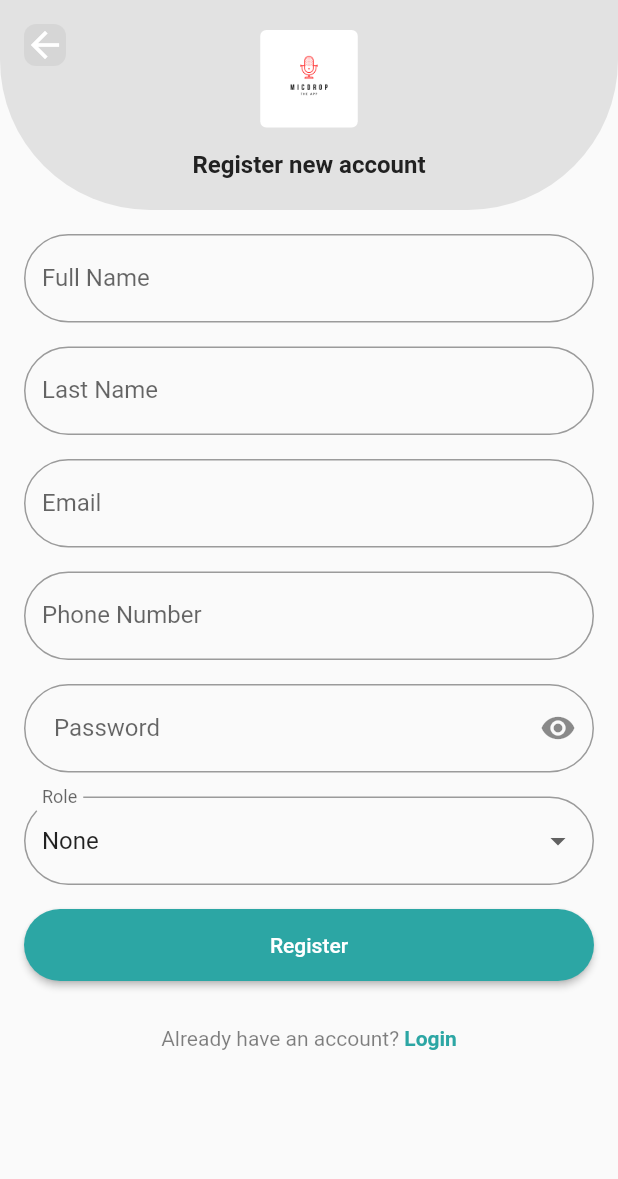
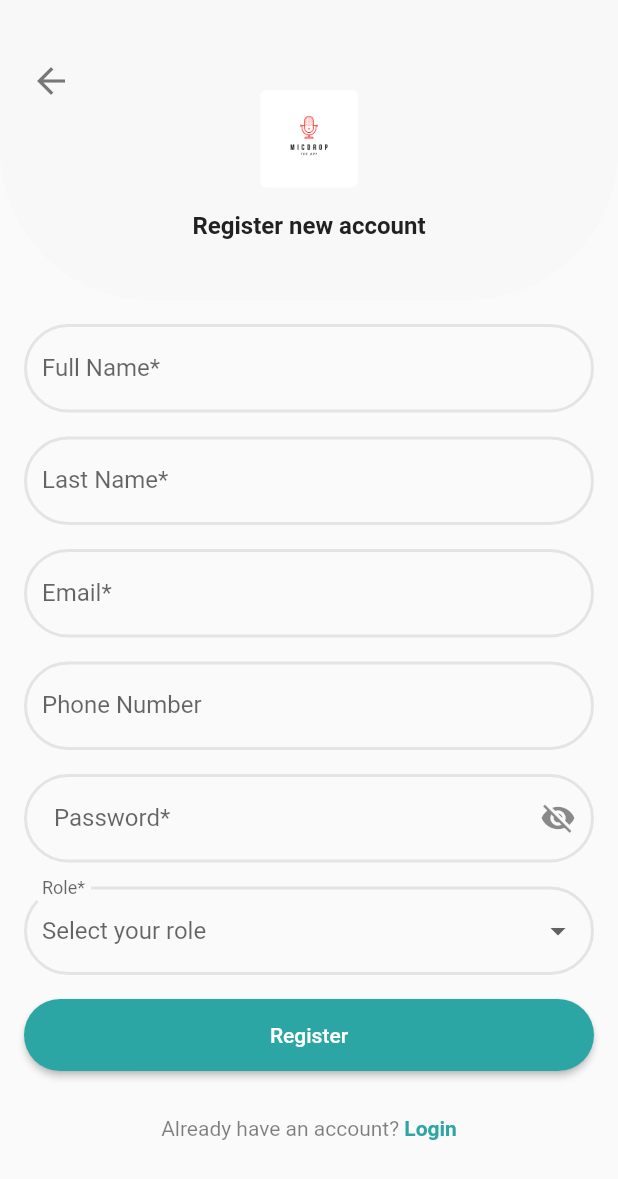
Before and after one commit to MuhannadAljabri/SpeakIQ, a Flutter app: the screen it shows after launch, after a tap on "Register", on a phone screen of 412 x 824 dp. Shown: the top 1179 px of the screen. Run offline on Flutter 3.47's test engine with Material 2 defaults, Android fonts, the phone set to English and light mode, and no system bars; our stand-ins replace firebase_auth, firebase_core, flutter_svg; accounts and stored records are empty; Roboto replaces fonts that are missing (Poppins).

Commit message:
Modified design

```diff
--- a/lib/Screens/UserSignup.dart
+++ b/lib/Screens/UserSignup.dart
@@ -1,4 +1,6 @@
 import 'package:flutter/material.dart';
+import 'package:flutter_svg/flutter_svg.dart';
+import 'package:speak_iq/Screens/login.dart';
 
 class UserSignup extends StatefulWidget {
   const UserSignup({Key? key}) : super(key: key);
@@ -9,9 +11,10 @@ class UserSignup extends StatefulWidget {
 
 class _UserSignupState extends State<UserSignup> {
 
-  List<String> roles = ['None', 'Event Planner', 'Speaker', 'Others']; // Add your role options here
+  List<String> roles = ['Event Planner', 'Speaker', 'Other']; // Add your role options here
   String selectedRole = 'None'; // Set a default role
   bool passwordVisible = true;
+  Color primaryColor = const Color.fromRGBO(206, 206, 206, 0.5);
 
   // Declare controllers for each text field
   TextEditingController fullNameController = TextEditingController();
@@ -31,31 +34,25 @@ class _UserSignupState extends State<UserSignup> {
             children: [
               // Header (Logo, Text, Back Button, background)
               Stack(
+          //alignment: Alignment.center,
           children: [
             Container(
-                    height: 140,
-                    decoration: BoxDecoration(
-                      color: Color.fromARGB(124, 201, 201, 201),
+              height: 200,
+              decoration: const BoxDecoration(
+                color: Color.fromRGBO(0, 0, 0, 0),
                 borderRadius: BorderRadius.only(
                   bottomLeft: Radius.circular(100),
                   bottomRight: Radius.circular(100),
                 ),
               ),
-                  ),
-                  Container(
-                    width: 28, // Adjust the width to fit the IconButton
-                    height: 28, // Adjust the height to fit the IconButton
-                    margin: EdgeInsets.only(left: 16, top: 16),
-                    decoration: ShapeDecoration(
-                      color: Colors.black.withOpacity(0.05),
-                      shape: RoundedRectangleBorder(borderRadius: BorderRadius.circular(8)),
-                    ),
-                    child: IconButton(
-                      padding: EdgeInsets.zero,
+              child:
+            IconButton(
+              alignment: Alignment.topLeft,
+                      padding: EdgeInsets.only(left: 20, top: 40),
                       iconSize: 28,
                       icon: const Icon(
                         Icons.arrow_back,
-                        color: Colors.white,
+                        color: Colors.black,
                       ),
                       onPressed: () {
                         // Navigate back to the previous screen
@@ -63,11 +60,32 @@ class _UserSignupState extends State<UserSignup> {
                       },
                     ),
                   ),
-
+            Container(
+              height: 200,
+              decoration: const BoxDecoration(
+                color: Color.fromARGB(124, 245, 245, 245),
+                borderRadius: BorderRadius.only(
+                  bottomLeft: Radius.circular(100),
+                  bottomRight: Radius.circular(100),
+                ),
+              ),
+              child: Column(
+                mainAxisAlignment: MainAxisAlignment.center,
+                children:[
                 Container(
                 alignment: Alignment.center,
-                    padding: const EdgeInsets.only(top: 100),
-                    child: Text(
+              margin: EdgeInsets.only(top: 20),
+              child: Container(
+                width: 65,
+                height: 65,
+                child: ClipRRect(
+                  borderRadius: BorderRadius.circular(4),
+                  child: const Image(image: AssetImage('assets/MicDropLogoMain.png')),
+                ),
+              ),
+            ),
+            const SizedBox(height: 16),
+              const Text(
                 'Register new account',
                 textAlign: TextAlign.center,
                 style: TextStyle(
@@ -76,21 +94,12 @@ class _UserSignupState extends State<UserSignup> {
                   fontFamily: 'Poppins',
                   fontWeight: FontWeight.w700,
                   height: 0,
-                      ),
-                    ),
-                  ),
-                  Container(
-                    alignment: Alignment.center,
-                    margin: EdgeInsets.only(top: 20),
-                    child: Container(
-                      width: 65,
-                      height: 65,
-                      child: ClipRRect(
-                        borderRadius: BorderRadius.circular(4),
-                        child: Image(image: AssetImage('assets/MicDropLogoMain.png')),
-                      ),
-                    ),
-                  ),
+                ),),
+
+          ]),),
+
+
+
           ],
         ),
               // Name Text Field
@@ -101,7 +110,15 @@ class _UserSignupState extends State<UserSignup> {
                   child: TextField(
                     controller: fullNameController,
                     decoration: InputDecoration(
-                      labelText: 'Full Name',
+                      enabledBorder: OutlineInputBorder(
+                      borderSide: BorderSide(width: 2.0, color: Color.fromRGBO(206, 206, 206, 0.5)),
+                      borderRadius: BorderRadius.circular(50.0),
+                    ),
+                     focusedBorder: OutlineInputBorder(
+                      borderSide: BorderSide(width: 2.0, color: Color.fromRGBO(206, 206, 206, 0.5)),
+                      borderRadius: BorderRadius.circular(50.0),
+                     ),
+                      labelText: 'Full Name*',
                       hintText: 'Enter your full name',
                       //prefixText: prefixText,
                       border: OutlineInputBorder(
@@ -119,7 +136,15 @@ class _UserSignupState extends State<UserSignup> {
                   child: TextField(
                     controller: lastNameController,
                     decoration: InputDecoration(
-                      labelText: 'Last Name',
+                      enabledBorder: OutlineInputBorder(
+                      borderSide: BorderSide(width: 2.0, color: Color.fromRGBO(206, 206, 206, 0.5)),
+                      borderRadius: BorderRadius.circular(50.0),
+                    ),
+                     focusedBorder: OutlineInputBorder(
+                      borderSide: BorderSide(width: 2.0, color: Color.fromRGBO(206, 206, 206, 0.5)),
+                      borderRadius: BorderRadius.circular(50.0),
+                     ),
+                      labelText: 'Last Name*',
                       hintText: 'Enter your last name',
                       //prefixText: prefixText,
                       border: OutlineInputBorder(
@@ -137,7 +162,15 @@ class _UserSignupState extends State<UserSignup> {
                   child: TextField(
                     controller: emailController,
                     decoration: InputDecoration(
-                      labelText: 'Email',
+                      enabledBorder: OutlineInputBorder(
+                      borderSide: BorderSide(width: 2.0, color: Color.fromRGBO(206, 206, 206, 0.5)),
+                      borderRadius: BorderRadius.circular(50.0),
+                    ),
+                     focusedBorder: OutlineInputBorder(
+                      borderSide: BorderSide(width: 2.0, color: Color.fromRGBO(206, 206, 206, 0.5)),
+                      borderRadius: BorderRadius.circular(50.0),
+                     ),
+                      labelText: 'Email*',
                       hintText: 'Enter your email',
                       //prefixText: prefixText,
                       border: OutlineInputBorder(
@@ -155,6 +188,14 @@ class _UserSignupState extends State<UserSignup> {
                   child: TextField(
                     controller: phoneNumberController,
                     decoration: InputDecoration(
+                      enabledBorder: OutlineInputBorder(
+                      borderSide: BorderSide(width: 2.0, color: Color.fromRGBO(206, 206, 206, 0.5)),
+                      borderRadius: BorderRadius.circular(50.0),
+                    ),
+                     focusedBorder: OutlineInputBorder(
+                      borderSide: BorderSide(width: 2.0, color: Color.fromRGBO(206, 206, 206, 0.5)),
+                      borderRadius: BorderRadius.circular(50.0),
+                     ),
                       labelText: 'Phone Number',
                       hintText: 'Enter your phone number',
                       //prefixText: prefixText,
@@ -177,16 +218,24 @@ class _UserSignupState extends State<UserSignup> {
                             controller: passwordController,
                             obscureText: passwordVisible,
                             decoration: InputDecoration(
+                              enabledBorder: OutlineInputBorder(
+                              borderSide: BorderSide(width: 2.0, color: Color.fromRGBO(206, 206, 206, 0.5)),
+                              borderRadius: BorderRadius.circular(50.0),
+                            ),
+                            focusedBorder: OutlineInputBorder(
+                              borderSide: BorderSide(width: 2.0, color: Color.fromRGBO(206, 206, 206, 0.5)),
+                              borderRadius: BorderRadius.circular(50.0),
+                            ),
                               border: OutlineInputBorder(
                                 borderRadius: BorderRadius.circular(50.0),
                               ),
-                              labelText: 'Password',
+                              labelText: 'Password*',
                               hintText: 'Enter your password',
                               contentPadding: const EdgeInsets.all(20.0),
                               suffixIcon: IconButton(
                                 icon: Icon(passwordVisible
-                                    ? Icons.visibility
-                                    : Icons.visibility_off),
+                                    ? Icons.visibility_off
+                                    : Icons.visibility),
                                 onPressed: () {
                                   setState(
                                         () {
@@ -210,7 +259,6 @@ class _UserSignupState extends State<UserSignup> {
                     height: 59,
                     child:
                       DropdownButtonFormField(
-                        value: selectedRole,
                         items: roles.map((role) {
                           return DropdownMenuItem(
                             value: role,
@@ -223,7 +271,15 @@ class _UserSignupState extends State<UserSignup> {
                           });
                         },
                       decoration: InputDecoration(
-                        labelText: 'Role',
+                        enabledBorder: OutlineInputBorder(
+                      borderSide: BorderSide(width: 2.0, color: Color.fromRGBO(206, 206, 206, 0.5)),
+                      borderRadius: BorderRadius.circular(50.0),
+                    ),
+                     focusedBorder: OutlineInputBorder(
+                      borderSide: BorderSide(width: 2.0, color: Color.fromRGBO(206, 206, 206, 0.5)),
+                      borderRadius: BorderRadius.circular(50.0),
+                     ),
+                        labelText: 'Role*',
                         hintText: 'Select your role',
                         //prefixText: prefixText,
                         border: OutlineInputBorder(
--- a/lib/Screens/login.dart
+++ b/lib/Screens/login.dart
@@ -33,20 +33,34 @@ class LoginState extends State<LoginScreen>{
           //alignment: Alignment.center,
           children: [
             Container(
-              height: 140,
+              height: 200,
               decoration: const BoxDecoration(
-                color: Color.fromARGB(124, 201, 201, 201),
+                color: Color.fromARGB(124, 245, 245, 245),
                 borderRadius: BorderRadius.only(
                   bottomLeft: Radius.circular(100),
                   bottomRight: Radius.circular(100),
                 ),
               ),
+              child: Container(
+              alignment: Alignment.center,
+              child: Column(
+                mainAxisAlignment: MainAxisAlignment.center,
+                children:[
+                  Container(
+                alignment: Alignment.center,
+              margin: EdgeInsets.only(top: 20),
+              child: Container(
+                width: 65,
+                height: 65,
+                child: ClipRRect(
+                  borderRadius: BorderRadius.circular(4),
+                  child: const Image(image: AssetImage('assets/MicDropLogoMain.png')),
+                ),
+              ),
             ),
-            Container(
-              alignment: Alignment.center,
-              padding: const EdgeInsets.only(top: 100),
-              child: Text(
-                'Register new account',
+            const SizedBox(height: 16),
+              const Text(
+                'Login to your account',
                 textAlign: TextAlign.center,
                 style: TextStyle(
                   color: Color(0xFF212121),
@@ -54,20 +68,9 @@ class LoginState extends State<LoginScreen>{
                   fontFamily: 'Poppins',
                   fontWeight: FontWeight.w700,
                   height: 0,
-                ),
-              ),
-            ),
-            Container(
-              alignment: Alignment.center,
-              margin: EdgeInsets.only(top: 20),
-              child: Container(
-                width: 65,
-                height: 65,
-                child: ClipRRect(
-                  borderRadius: BorderRadius.circular(4),
-                  child: Image(image: AssetImage('assets/MicDropLogoMain.png')),
-                ),
-              ),
+                ),),
+
+          ]),),
             ),
           ],
         ),
@@ -81,10 +84,15 @@ class LoginState extends State<LoginScreen>{
                 child: TextField(
                   controller: usernameController,
                   decoration: InputDecoration(
-                    border: OutlineInputBorder(
+                    enabledBorder: OutlineInputBorder(
+                      borderSide: BorderSide(width: 2.0, color: Color.fromRGBO(206, 206, 206, 0.5)),
                       borderRadius: BorderRadius.circular(50.0),
                     ),
-                    labelText: 'Username',
+                     focusedBorder: OutlineInputBorder(
+                      borderSide: BorderSide(width: 2.0, color: Color.fromRGBO(206, 206, 206, 0.5)),
+                      borderRadius: BorderRadius.circular(50.0),
+                     ),
+                    labelText: 'Email*',
                     hintText: 'Enter your email',
                     contentPadding: const EdgeInsets.all(20.0),
                   ),
@@ -93,7 +101,7 @@ class LoginState extends State<LoginScreen>{
             ),
           ]),
         ),
-        const SizedBox(height: 10),
+        const SizedBox(height: 5),
         Padding(
           padding: const EdgeInsets.fromLTRB(16, 10, 16, 0),
           child: Row(children: [
@@ -104,16 +112,22 @@ class LoginState extends State<LoginScreen>{
                   controller: passwordController,
                   obscureText: passwordVisible,
                   decoration: InputDecoration(
-                    border: OutlineInputBorder(
+                    enabledBorder: OutlineInputBorder(
+                      borderSide: BorderSide(width: 2.0, color: Color.fromRGBO(206, 206, 206, 0.5)),
                       borderRadius: BorderRadius.circular(50.0),
                     ),
-                    labelText: 'Password',
+                    focusedBorder: OutlineInputBorder(
+                      borderSide: BorderSide(width: 2.0, color: Color.fromRGBO(206, 206, 206, 0.5)),
+                      borderRadius: BorderRadius.circular(50.0),
+                     ),
+
+                    labelText: 'Password*',
                     hintText: 'Enter your password',
                     contentPadding: const EdgeInsets.all(20.0),
                     suffixIcon: IconButton(
                       icon: Icon(passwordVisible
-                          ? Icons.visibility
-                          : Icons.visibility_off),
+                          ? Icons.visibility_off
+                          : Icons.visibility),
                       onPressed: () {
                         setState(
                           () {
@@ -127,71 +141,6 @@ class LoginState extends State<LoginScreen>{
               ),
             ),
           ]),
-        ),
-        const SizedBox(
-            height: 10
-        ),
-        Padding(
-          padding: const EdgeInsets.fromLTRB(16, 10, 16, 10),
-          child: Row(
-              children: [
-                const SizedBox(height: 20),
-                Expanded(
-                  child: Container(
-                    child: TextField(
-                      controller: usernameController,
-                      decoration: InputDecoration(
-                        border: OutlineInputBorder(
-                          borderRadius: BorderRadius.circular(50.0),
-                        ),
-                        labelText: 'Username',
-                        hintText: 'Enter your email',
-                        contentPadding: const EdgeInsets.all(20.0),
-                      ),
-                    ),
-                  ),
-                ),
-              ]
-          ),
-        ),
-        const SizedBox(
-            height: 10
-        ),
-        Padding(
-          padding: const EdgeInsets.fromLTRB(16, 10, 16, 0),
-          child: Row(
-              children: [
-                const SizedBox(height: 20),
-                Expanded(
-                  child: Container(
-                    child: TextField(
-                      controller: passwordController,
-                      obscureText: passwordVisible,
-                      decoration: InputDecoration(
-                        border: OutlineInputBorder(
-                          borderRadius: BorderRadius.circular(50.0),
-                        ),
-                        labelText: 'Password',
-                        hintText: 'Enter your password',
-                        contentPadding: const EdgeInsets.all(20.0),
-                        suffixIcon: IconButton(
-                          icon: Icon(passwordVisible
-                              ? Icons.visibility
-                              : Icons.visibility_off),
-                          onPressed: () {
-                            setState(
-                                  () {
-                                passwordVisible = !passwordVisible;
-                              },
-                            );
-                          },
-                        ),
-                      ),
-                    ),
-                  ),
-                ),
-              ]
-          ),
         ),
         const SizedBox(
             height: 0
--- a/pubspec.yaml
+++ b/pubspec.yaml
@@ -38,6 +38,7 @@ dependencies:
   cupertino_icons: ^1.0.2
   firebase_core: ^2.19.0
   firebase_auth: ^4.13.0
+  flutter_svg: ^2.0.9
 
 dev_dependencies:
   flutter_test:
@@ -64,6 +65,7 @@ flutter:
   assets:
     # - images/a_dot_burr.jpeg
     - assets/MicDropLogoMain.png
+    - assets/back.svg
 
   # An image asset can refer to one or more resolution-specific "variants", see
   # https://flutter.dev/assets-and-images/#resolution-aware
```
Also changed, not shown: assets/back.svg (added), pubspec.lock. Lines whose indentation alone changed are shown as unchanged.
